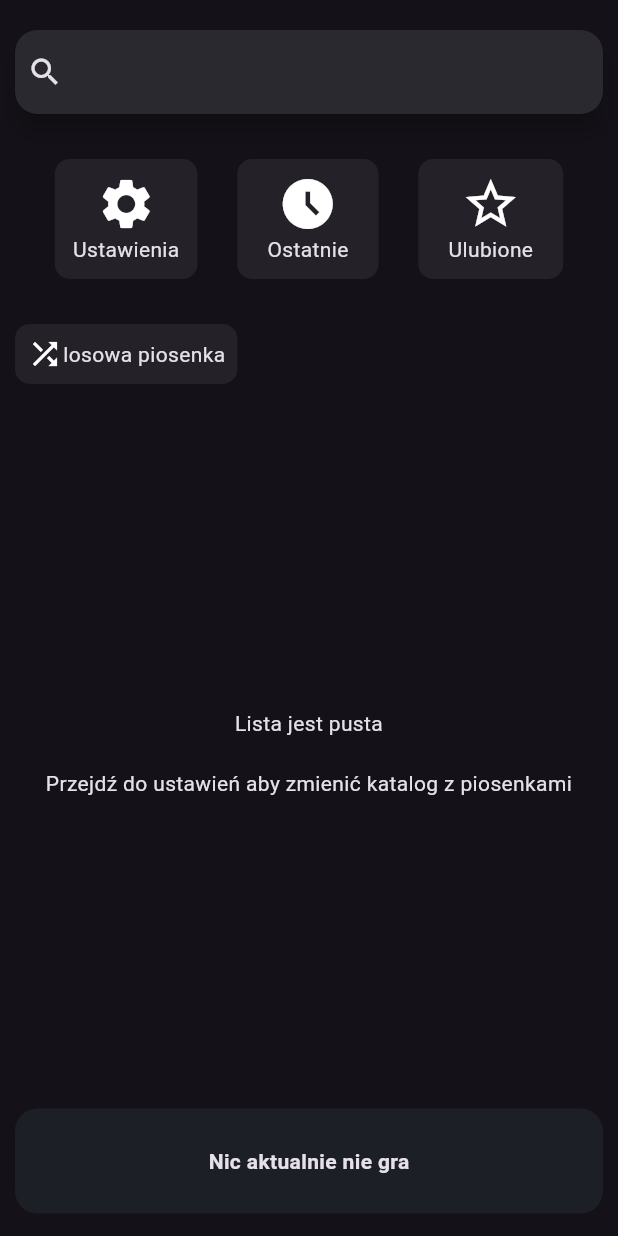
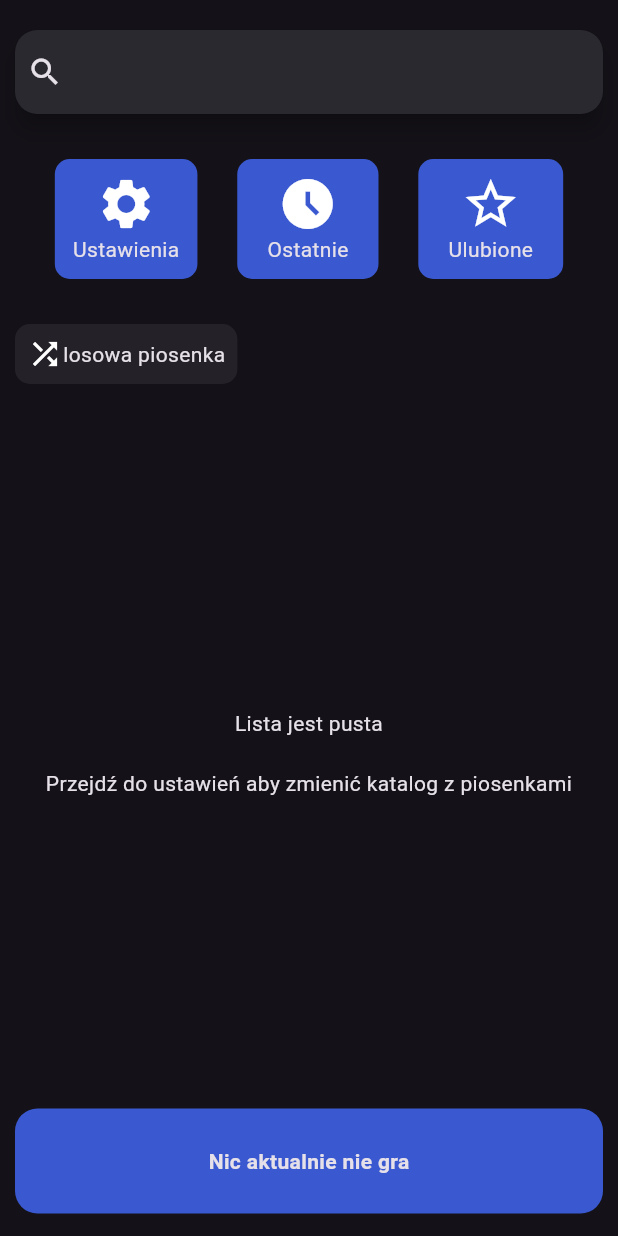
Before and after one commit to Piotrowskii/SimpleMusic, a Flutter app: the screen it shows after launch, on a phone screen of 412 x 824 dp. Run offline on Flutter 3.47's test engine with Material 3 defaults, Android fonts, the phone set to English and light mode, and no system bars; our stand-ins replace file_picker, get_it, just_audio, just_audio_background, permission_handler, skeletonizer and 1 more; missing offline and left inert: audio_metadata_reader, audio_session; accounts and stored records are empty.

Commit message:
Experimenting with colors

```diff
--- a/lib/components/main_page/mini_player.dart
+++ b/lib/components/main_page/mini_player.dart
@@ -33,8 +33,9 @@ class _MiniPlayerState extends State<MiniPlayer> {
               child: Container(
                 height: 70,
                 decoration: BoxDecoration(
-                    borderRadius: BorderRadius.circular(15),
-                    color: Colors.blueGrey.withAlpha(30)
+                  borderRadius: BorderRadius.circular(15),
+                  //color: Colors.blueGrey.withAlpha(30)
+                  color: Theme.of(context).primaryColor
                 ),
                 child: Padding(
                   padding: const EdgeInsets.all(8.0),
@@ -96,8 +97,9 @@ class _MiniPlayerState extends State<MiniPlayer> {
             return Container(
               height: 70,
               decoration: BoxDecoration(
-                  borderRadius: BorderRadius.circular(15),
-                  color: Colors.blueGrey.withAlpha(30)
+                borderRadius: BorderRadius.circular(15),
+                //color: Colors.blueGrey.withAlpha(30),
+                color: Theme.of(context).primaryColor
               ),
               child: Padding(
                 padding: EdgeInsets.all(8),
--- a/lib/components/player_page/music_slider.dart
+++ b/lib/components/player_page/music_slider.dart
@@ -52,8 +52,10 @@ class _MusicSliderState extends State<MusicSlider> {
           return Column(
             children: [
               Slider(
-                activeColor: Colors.grey,
-                secondaryActiveColor: Colors.grey.shade400,
+                // activeColor: Colors.grey,
+                // secondaryActiveColor: Colors.grey.shade400,
+                activeColor: Theme.of(context).primaryColor,
+                secondaryActiveColor: Theme.of(context).primaryColor.withAlpha(100),
                 value: sliderPercent.clamp(0, 1),
                 secondaryTrackValue: bufferedPercent.clamp(0, 1),
                 onChangeStart: (double x) {
--- a/lib/main.dart
+++ b/lib/main.dart
@@ -23,12 +23,16 @@ void main() async{
 class MyApp extends StatelessWidget {
   const MyApp({super.key});
 
+
   @override
   Widget build(BuildContext context) {
+    Color primary = Color.fromARGB(255,58, 89, 209);
+    Color background = Color.fromRGBO(58, 89, 209, 0.1);
+
     return MaterialApp(
       title: 'Flutter Demo',
-      theme: ThemeData(scaffoldBackgroundColor: Colors.white,inputDecorationTheme: InputDecorationTheme(fillColor: Colors.white,iconColor: Colors.white)),
-      darkTheme: ThemeData.dark(),
+      theme: ThemeData(scaffoldBackgroundColor: Colors.white,primaryColor: primary,inputDecorationTheme: InputDecorationTheme(fillColor: Colors.white,iconColor: Colors.white),appBarTheme: AppBarTheme(backgroundColor: Colors.white)),
+      darkTheme: ThemeData.dark().copyWith(primaryColor: primary),
       themeMode: ThemeMode.dark,
       home: const MainPage(),
     );
--- a/lib/pages/main_page.dart
+++ b/lib/pages/main_page.dart
@@ -105,8 +105,9 @@ class _MainPageState extends State<MainPage> {
                     borderRadius: BorderRadius.circular(10),
                     child: Ink(
                       decoration: BoxDecoration(
-                          color: Theme.of(context).colorScheme.onSurface.withAlpha(20),
-                          borderRadius: BorderRadius.circular(10)
+                          // color: Theme.of(context).colorScheme.onSurface.withAlpha(20),
+                        color: Theme.of(context).primaryColor,
+                        borderRadius: BorderRadius.circular(10)
                       ),
                       child: Padding(
                         padding: const EdgeInsets.only(
@@ -305,7 +306,7 @@ class _MainPageState extends State<MainPage> {
       borderRadius: BorderRadius.circular(10),
       child: Ink(
         decoration: BoxDecoration(
-            color: Theme.of(context).colorScheme.onSurface.withAlpha(20),
+            color: Theme.of(context).primaryColor,
             borderRadius: BorderRadius.circular(10)
         ),
         child: Padding(
@@ -334,7 +335,7 @@ class _MainPageState extends State<MainPage> {
       borderRadius: BorderRadius.circular(10),
       child: Ink(
         decoration: BoxDecoration(
-            color: Theme.of(context).colorScheme.onSurface.withAlpha(20),
+            color: Theme.of(context).primaryColor,
             borderRadius: BorderRadius.circular(10)
         ),
         child: Padding(
--- a/lib/pages/settings_page.dart
+++ b/lib/pages/settings_page.dart
@@ -24,7 +24,7 @@ class _SettingsPageState extends State<SettingsPage> {
                  children: [
                    InkWell(
                      onTap: (){
-                       showDialog(context: context,builder: (context){
+                       showDialog(context: context,barrierDismissible: false,builder: (context){
                          return MusicFolderAlert();
                        }
                        );
--- a/lib/services/db_manager.dart
+++ b/lib/services/db_manager.dart
@@ -66,14 +66,13 @@ class DbManager extends ChangeNotifier{
 
     List<FileSystemEntity> files = songDirectory.listSync();
     int total = files.length;
-    int counter = 1;
+    int counter = 0;
 
     for(var file in files){
       if(file is File){
           await insertSongFromFile(file,db);
+          counter++;
           streamController.add((total, counter));
-          counter++;
-          print(counter);
         }
     }
 
```
Also changed, not shown: lib/components/player_page/button_row.dart (+7 -5 lines), lib/components/settings_page/music_folder_alert.dart (+18 -8 lines), lib/services/color_provider.dart (added, +8 -0 lines).
